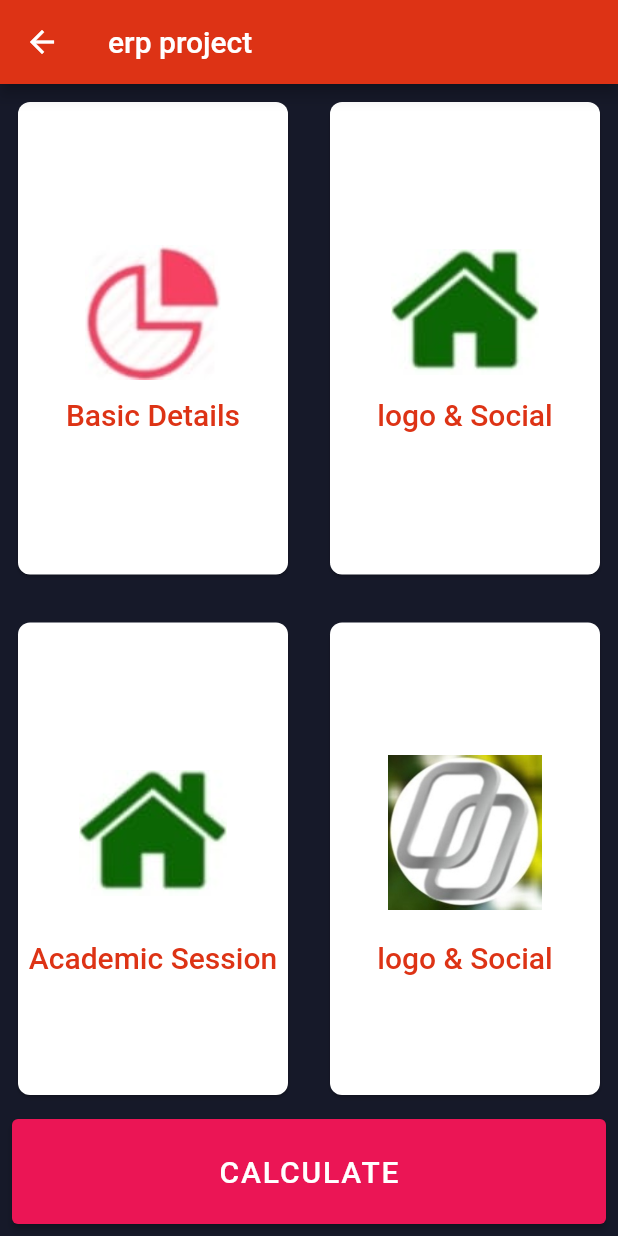
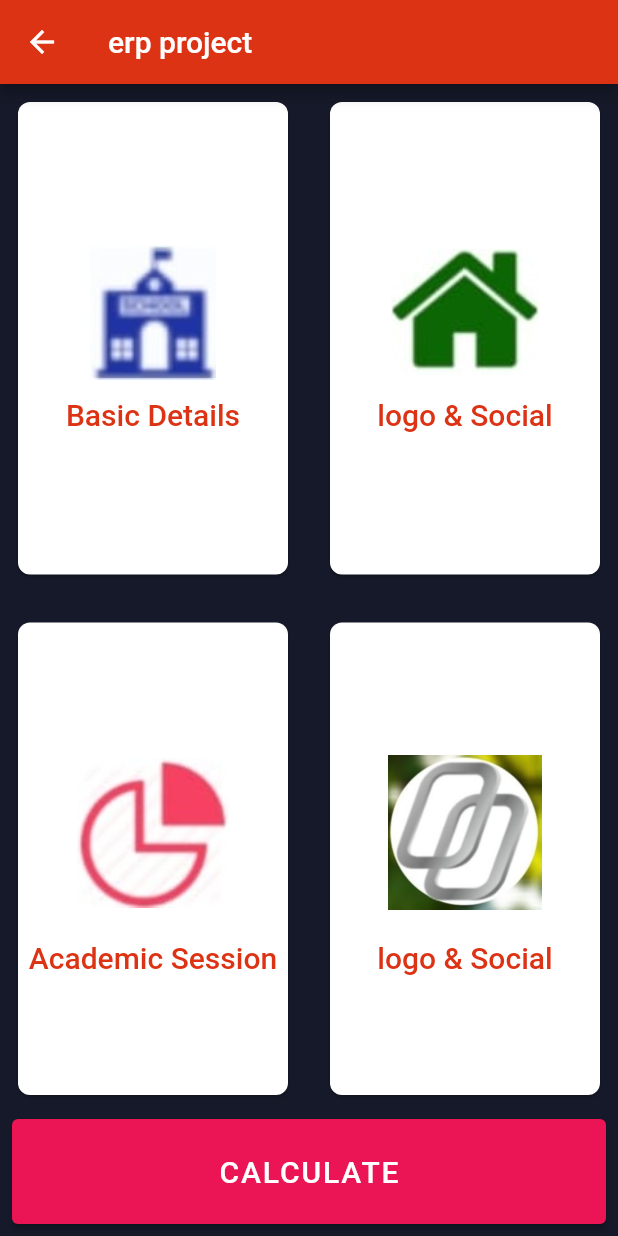
Before and after one commit to plasticpontechnologies/erp_android_app, a Flutter app: the SchoolInformationScreen screen opened directly, on a phone screen of 412 x 824 dp. Run offline on Flutter 3.47's test engine with Material 2 defaults, Android fonts, the phone set to English and light mode, and no system bars; our stand-ins replace font_awesome_flutter.

Commit message:
school  information

```diff
--- a/lib/TABS/SchoolInformation.dart
+++ b/lib/TABS/SchoolInformation.dart
@@ -59,7 +59,7 @@ class _SchoolInformationScreenState extends State<SchoolInformationScreen> {
                       children: [
 
 
-                        Image.asset('assets/s1.jpeg',width: screenSize.width/4,
+                        Image.asset('assets/s2.jpeg',width: screenSize.width/4,
                           height: 90,),
                         SizedBox(height:12),
                         Text('Basic Details',style: TextStyle(color:  Color.fromRGBO(221, 51, 21, 1.0),
@@ -87,7 +87,7 @@ class _SchoolInformationScreenState extends State<SchoolInformationScreen> {
                       children: [
 
 
-                        Image.asset('assets/kkkk.jpeg',width: screenSize.width/4,
+                        Image.asset('assets/s3.jpeg',width: screenSize.width/4,
                           height: 90,),
                         SizedBox(height:12),
 
@@ -188,7 +188,7 @@ class _SchoolInformationScreenState extends State<SchoolInformationScreen> {
                       children: [
 
 
-                        Image.asset('assets/s3.jpeg',width: screenSize.width/4,
+                        Image.asset('assets/s1.jpeg',width: screenSize.width/4,
                           height: 120,),
                         SizedBox(height:12),
                         Text('Academic Session',style: TextStyle(color:  Color.fromRGBO(221, 51, 21, 1.0),
```
